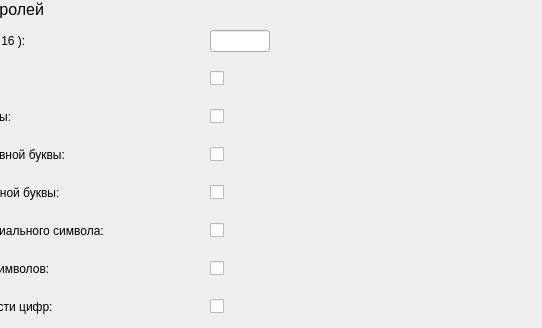
Above: panels/PasswdParmsPanel.ui from m6v/sobol before the change; both pictures show x 197 to 739 and y 0 to 328 of the 739 by 637 pixel window. Below: the same form after it.
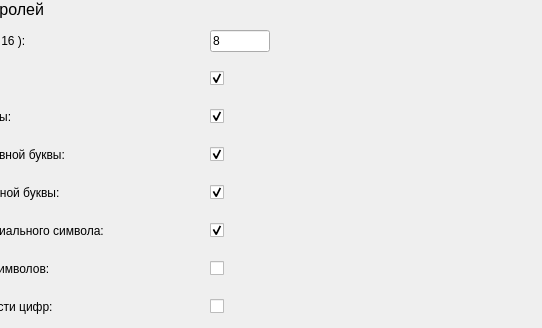
That is the form after the change. Custom widgets are drawn as their Qt base class.

Commit message: set_default_settings method have been updated

The edit to the form file:
```diff
--- a/panels/PasswdParmsPanel.ui
+++ b/panels/PasswdParmsPanel.ui
@@ -75,6 +75,9 @@
            <height>16777215</height>
           </size>
          </property>
+         <property name="text">
+          <string>8</string>
+         </property>
          <property name="maxLength">
           <number>2</number>
          </property>
@@ -104,6 +107,9 @@
          <property name="text">
           <string/>
          </property>
+         <property name="checked">
+          <bool>true</bool>
+         </property>
         </widget>
        </item>
        <item row="2" column="0">
@@ -133,6 +139,9 @@
          <property name="text">
           <string/>
          </property>
+         <property name="checked">
+          <bool>true</bool>
+         </property>
         </widget>
        </item>
        <item row="3" column="0">
@@ -162,6 +171,9 @@
          <property name="text">
           <string/>
          </property>
+         <property name="checked">
+          <bool>true</bool>
+         </property>
         </widget>
        </item>
        <item row="4" column="0">
@@ -191,6 +203,9 @@
          <property name="text">
           <string/>
          </property>
+         <property name="checked">
+          <bool>true</bool>
+         </property>
         </widget>
        </item>
        <item row="5" column="0">
@@ -220,6 +235,9 @@
          <property name="text">
           <string/>
          </property>
+         <property name="checked">
+          <bool>true</bool>
+         </property>
         </widget>
        </item>
        <item row="6" column="0">
```
The commit also changes 2 other files.
